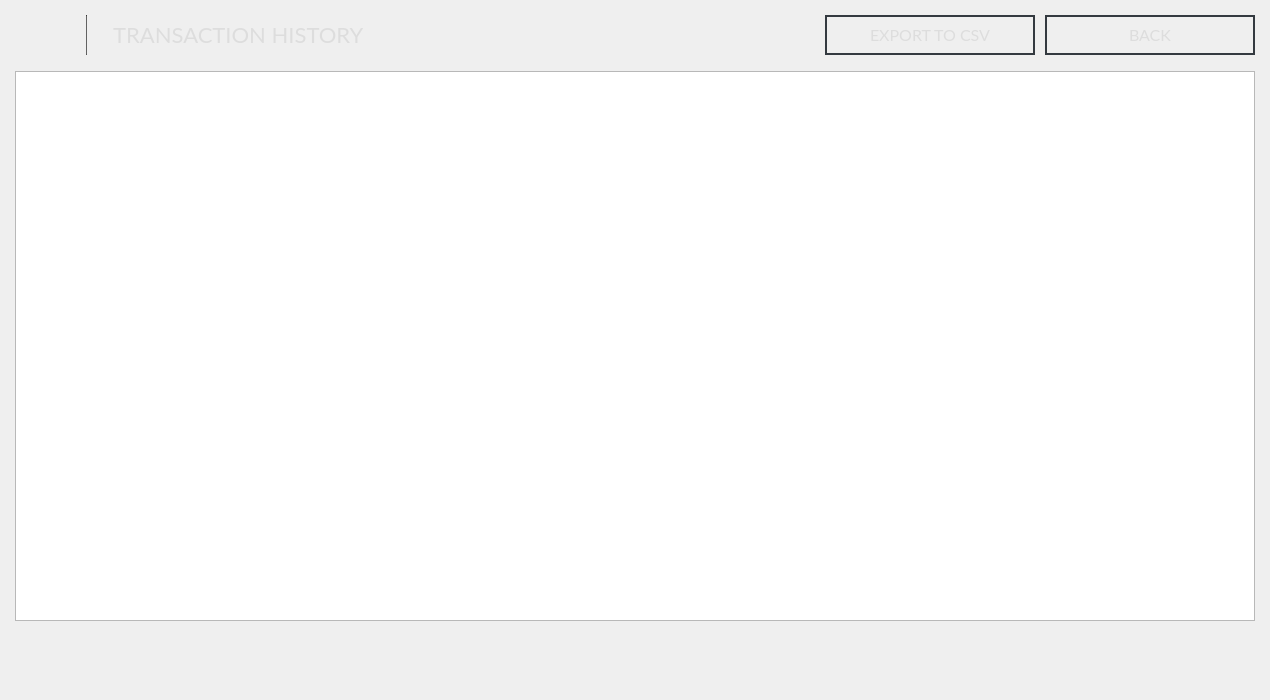
The window that src/gui/ui/transactionsframe.ui (ConcealNetwork/conceal-desktop) describes before a commit, drawn with Qt 5.
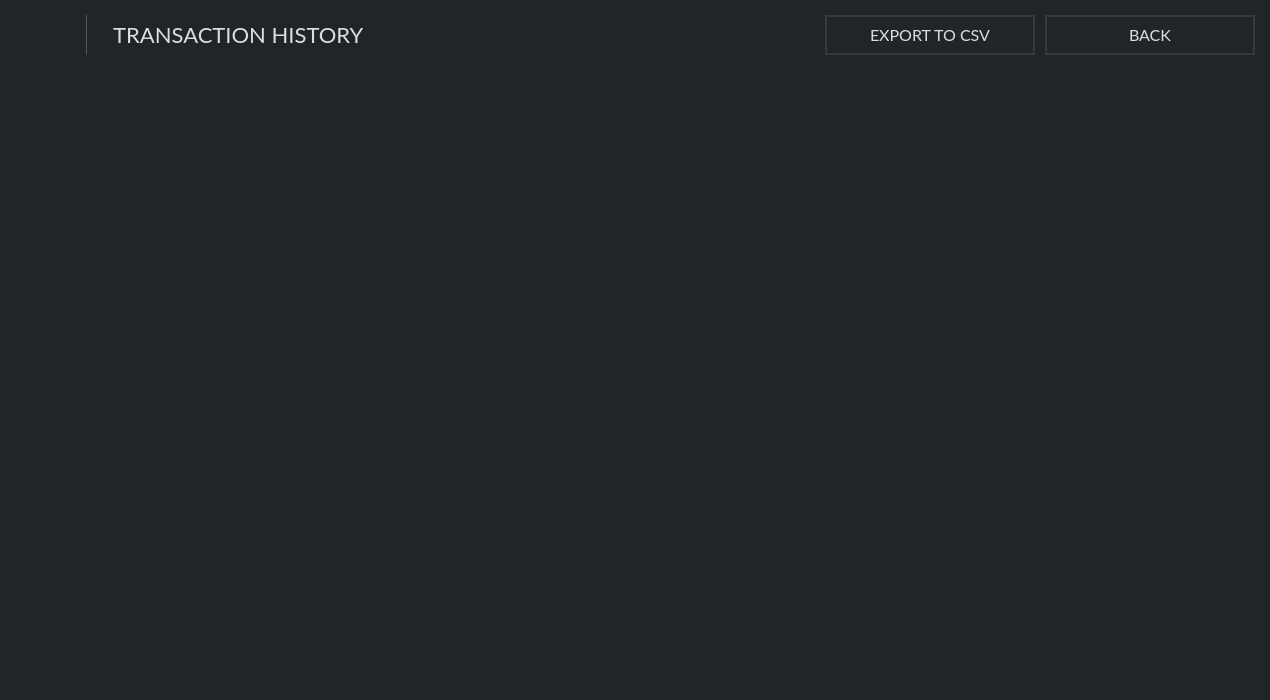
The same window after the commit. Icons and pictures are not drawn.

Commit message: restore list formatting

Diff of the .ui file:
```diff
--- a/src/gui/ui/transactionsframe.ui
+++ b/src/gui/ui/transactionsframe.ui
@@ -31,7 +31,7 @@
   <property name="font">
    <font>
     <family>Lato</family>
-    <pointsize>9</pointsize>
+    <pointsize>-1</pointsize>
    </font>
   </property>
   <property name="windowTitle">
@@ -42,31 +42,7 @@
 border: 0px;
 color: #aaaaaa;
 
-QHeaderView::section {
-background-color: #282d31; 
-   color: #ddd;
-	font-family: Lato;
-    border: 0px solid white;
-border-bottom: 1px solid orange;
-   height: 30px;
 
-}
-
-QTreeView::item {
-    color: #ddd;
-    height: 35px;
-}
-
-QTreeView::branch:selected {
-  background-color: orange;
-  color: black;
-}
-
-QWidget:item:selected {
-  font-family: Lato;
-  background-color: #282d31;
-  color: #ddd;
-}
 font-size: 15px;
 font-family: Lato;</string>
   </property>
@@ -229,11 +205,35 @@
      <property name="font">
       <font>
        <family>Lato</family>
-       <pointsize>9</pointsize>
+       <pointsize>-1</pointsize>
       </font>
      </property>
      <property name="styleSheet">
-      <string notr="true"/>
+      <string notr="true">QHeaderView::section {
+background-color: #282d31; 
+   color: #ddd;
+	font-family: Lato;
+    border: 0px solid white;
+border-bottom: 1px solid orange;
+   height: 30px;
+
+}
+
+QTreeView::item {
+    color: #ddd;
+    height: 35px;
+}
+
+QTreeView::branch:selected {
+  background-color: orange;
+  color: black;
+}
+
+QWidget:item:selected {
+  font-family: Lato;
+  background-color: #282d31;
+  color: #ddd;
+}</string>
      </property>
      <property name="frameShape">
       <enum>QFrame::StyledPanel</enum>
```
